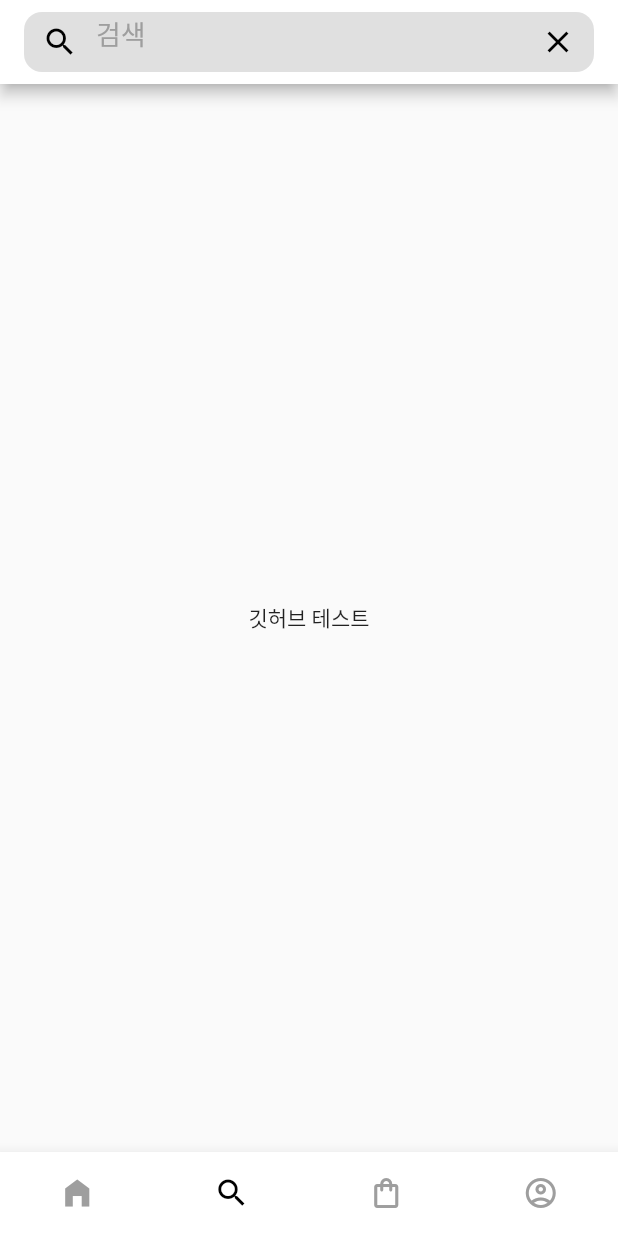
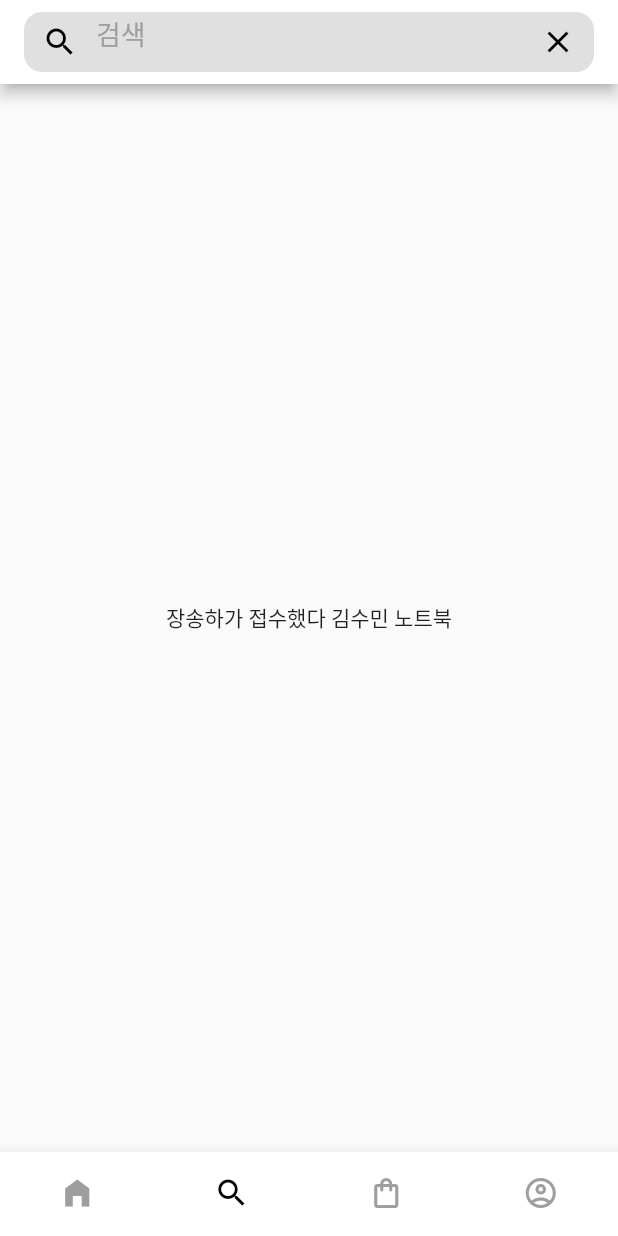
Before and after one commit to sumin04/flutter_MakeInstargramApp, a Flutter app: the screen it shows after launch, on a phone screen of 412 x 824 dp. Run offline on Flutter 3.47's test engine with Material 2 defaults, Android fonts, the phone set to English and light mode, and no system bars; our stand-ins replace get, url_strategy; Roboto replaces fonts that are missing (NanumGothic).

Commit message:
test git

```diff
--- a/lib/mainpages/searchScreen.dart
+++ b/lib/mainpages/searchScreen.dart
@@ -56,7 +56,7 @@ class _SearchGridScreen extends State<SearchGridScreen> {
         backgroundColor: Colors.white,
         ),
       body: Center(
-        child: Text('깃허브 테스트'),
+        child: Text('장송하가 접수했다 김수민 노트북'),
       ),
     );
   }
```
Also changed, not shown: lib/kkk.dart (deleted).
